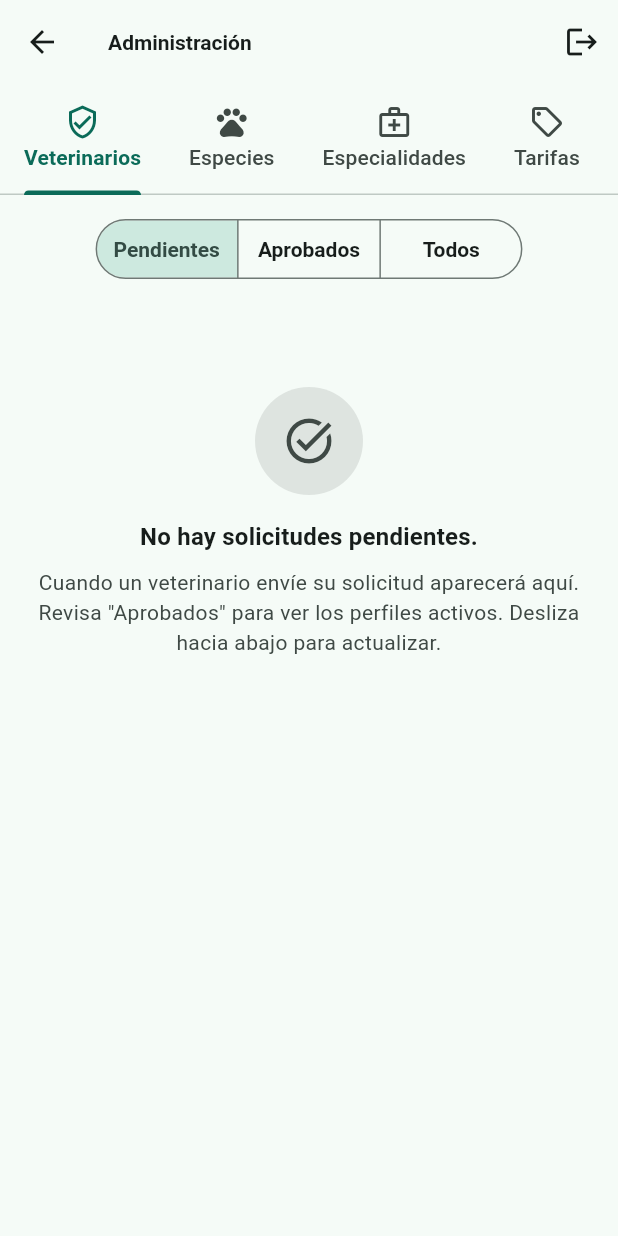
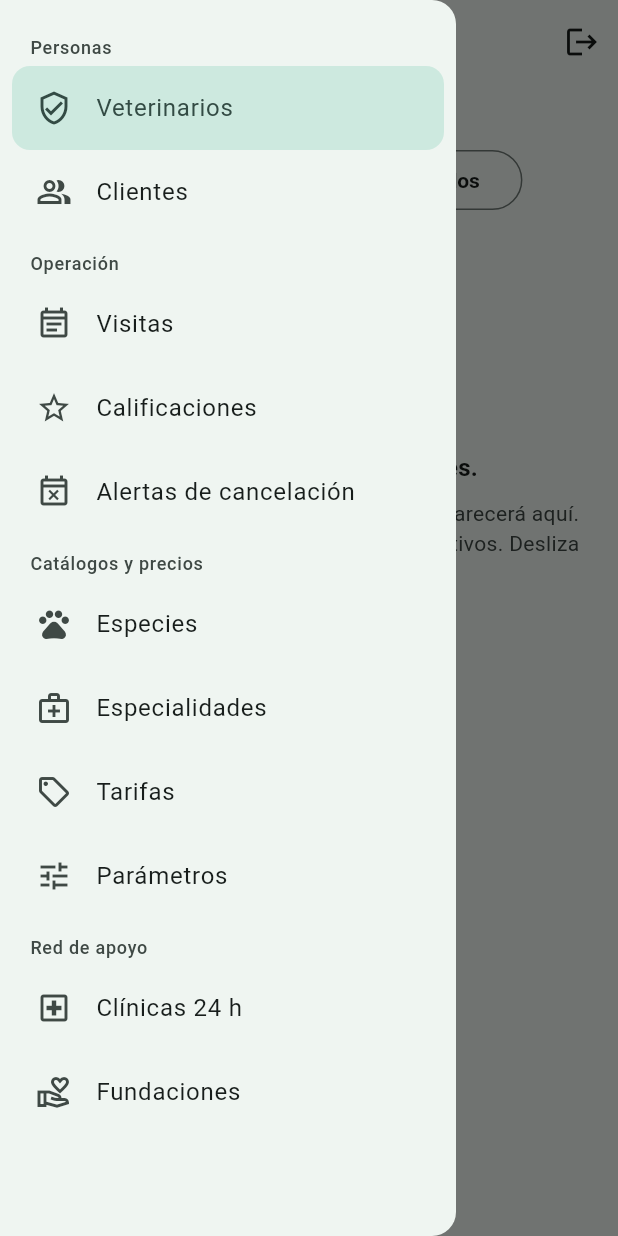
Before and after one commit to delayeezy21/proyecto_felix, a Flutter app: the AdminHomeView screen opened directly, with the side drawer open (before the commit the screen has no drawer), on a phone screen of 412 x 824 dp. Run offline on Flutter 3.47's test engine with Material 3 defaults, Android fonts, the phone set to English and light mode, and no system bars; our stand-ins replace file_picker, flutter_map, flutter_riverpod, geolocator, go_router, google_maps_flutter and 4 more; missing offline and left inert: dart:js_interop, file_picker_web; accounts and stored records are empty.

Commit message:
Admin: sección Clientes y menú vertical (fase 12)
- RPC admin_list_owners y admin_owner_detail: contacto y agregados, sin
  mascotas, direcciones, plan ni visitas; cuentas en borrado sin datos
  personales (22023 counterpart_blocked). pgTAP 220 (18 casos), 1098/1098.
- Panel del admin con menú vertical agrupado: fijo a la izquierda desde
  900 px (web/Windows) y en un panel lateral en teléfonos.
- AdminClientsTab: búsqueda y detalle del cliente.
- Tests navegan con openAdminSection; Flutter 426/426.

Co-Authored-By: Claude Opus 5.5 <noreply@anthropic.com>
Claude-Session: https://claude.ai/code/session_01BrBftsT2SHGitMcHWakdv3

```diff
--- a/lib/data/providers.dart
+++ b/lib/data/providers.dart
@@ -1,4 +1,5 @@
 import 'package:flutter_riverpod/flutter_riverpod.dart';
+import 'package:proyecto_felix/data/repositories/admin_client_repository.dart';
 import 'package:proyecto_felix/data/repositories/auth_repository.dart';
 import 'package:proyecto_felix/data/repositories/catalog_repository.dart';
 import 'package:proyecto_felix/data/repositories/clinical_repository.dart';
@@ -106,3 +107,7 @@ final subscriptionRepositoryProvider = Provider<SubscriptionRepository>(
 final liveLocationServiceProvider = Provider<LiveLocationService>(
   (ref) => SupabaseLiveLocationService(ref.watch(supabaseClientProvider)),
 );
+
+final adminClientRepositoryProvider = Provider<AdminClientRepository>(
+  (ref) => SupabaseAdminClientRepository(ref.watch(supabaseClientProvider)),
+);
--- a/lib/ui/core/feedback.dart
+++ b/lib/ui/core/feedback.dart
@@ -1,5 +1,6 @@
 import 'package:flutter/material.dart';
 import 'package:proyecto_felix/data/maps/geocoding_adapter.dart';
+import 'package:proyecto_felix/data/repositories/admin_client_repository.dart';
 import 'package:proyecto_felix/data/repositories/catalog_repository.dart';
 import 'package:proyecto_felix/data/repositories/clinical_repository.dart';
 import 'package:proyecto_felix/data/repositories/owner_repositories.dart';
@@ -22,6 +23,7 @@ String friendlyError(Object error) => switch (error) {
   PrivacyFailure(:final message) => message,
   RatingFailure(:final message) => message,
   SubscriptionFailure(:final message) => message,
+  AdminClientFailure(:final message) => message,
   AccountBlockedException(:final message) => message,
   _ => 'No se pudo completar la acción. Inténtalo de nuevo.',
 };
--- a/lib/ui/features/admin/views/admin_home_view.dart
+++ b/lib/ui/features/admin/views/admin_home_view.dart
@@ -9,24 +9,110 @@ import 'package:proyecto_felix/ui/core/catalog_providers.dart';
 import 'package:proyecto_felix/ui/core/empty_state.dart';
 import 'package:proyecto_felix/ui/core/info_banner.dart';
 import 'package:proyecto_felix/ui/features/admin/view_models/admin_catalog_providers.dart';
+import 'package:proyecto_felix/ui/features/admin/views/admin_clients_tab.dart';
 import 'package:proyecto_felix/ui/features/admin/views/admin_foundations_tab.dart';
 import 'package:proyecto_felix/ui/features/admin/views/admin_ratings_tab.dart';
 import 'package:proyecto_felix/ui/features/admin/views/admin_vet_review_view.dart';
 import 'package:proyecto_felix/ui/features/admin/views/admin_visits_tab.dart';
 import 'package:proyecto_felix/ui/features/auth/view_models/auth_controller.dart';
 
-/// Panel del administrador: catálogos, tarifas, parámetros, clínicas 24 h y
-/// fundaciones, y un resumen agregado de visitas (sin datos personales).
-class AdminHomeView extends ConsumerWidget {
+/// Secciones del panel, agrupadas para el menú vertical.
+enum AdminSection {
+  vets('Veterinarios', Icons.verified_user_outlined, 'Personas'),
+  clients('Clientes', Icons.people_alt_outlined, 'Personas'),
+  visits('Visitas', Icons.event_note_outlined, 'Operación'),
+  ratings('Calificaciones', Icons.star_outline, 'Operación'),
+  cancelAlerts(
+    'Alertas de cancelación',
+    Icons.event_busy_outlined,
+    'Operación',
+  ),
+  species('Especies', Icons.pets, 'Catálogos y precios'),
+  specialties(
+    'Especialidades',
+    Icons.medical_services_outlined,
+    'Catálogos y precios',
+  ),
+  tariffs('Tarifas', Icons.sell_outlined, 'Catálogos y precios'),
+  pricing('Parámetros', Icons.tune, 'Catálogos y precios'),
+  clinics('Clínicas 24 h', Icons.local_hospital_outlined, 'Red de apoyo'),
+  foundations('Fundaciones', Icons.volunteer_activism_outlined, 'Red de apoyo');
+
+  new(this.label, this.icon, this.group);
+
+  final String label;
+  final IconData icon;
+  final String group;
+
+  Widget get body => switch (this) {
+    vets => const AdminVetApplicationsTab(),
+    clients => const AdminClientsTab(),
+    visits => const AdminVisitsTab(),
+    ratings => const AdminRatingsTab(),
+    cancelAlerts => const AdminCancelAlertsTab(),
+    species => const _CatalogTab(kind: CatalogKind.species),
+    specialties => const _CatalogTab(kind: CatalogKind.specialties),
+    tariffs => const _TariffsTab(),
+    pricing => const _PricingTab(),
+    clinics => const _ClinicsTab(),
+    foundations => const AdminFoundationsTab(),
+  };
+}
+
+/// Ancho desde el que el menú queda fijo a la izquierda (web y escritorio).
+const adminSidebarBreakpoint = 900.0;
+
+/// Panel del administrador con un menú vertical: fijo a la izquierda en
+/// pantallas anchas (web, Windows) y en un panel lateral en teléfonos.
+class AdminHomeView extends ConsumerStatefulWidget {
   const new({super.key});
 
   @override
-  Widget build(BuildContext context, WidgetRef ref) {
-    return DefaultTabController(
-      length: 10,
-      child: Scaffold(
+  ConsumerState<AdminHomeView> createState() => _AdminHomeViewState();
+}
+
+class _AdminHomeViewState extends ConsumerState<AdminHomeView> {
+  AdminSection _section = AdminSection.vets;
+
+  @override
+  Widget build(BuildContext context) {
+    final wide = MediaQuery.sizeOf(context).width >= adminSidebarBreakpoint;
+    final menu = _AdminMenu(
+      selected: _section,
+      onSelect: (s) {
+        setState(() => _section = s);
+        if (!wide) Navigator.of(context).maybePop();
+      },
+    );
+    return Scaffold(
       appBar: AppBar(
         title: const Text('Administración'),
+        leading: wide
+            ? null
+            : Builder(
+                builder: (context) => IconButton(
+                  key: const Key('admin-menu'),
+                  tooltip: 'Menú',
+                  icon: const Icon(Icons.menu),
+                  onPressed: () => Scaffold.of(context).openDrawer(),
+                ),
+              ),
+        bottom: wide
+            ? null
+            : PreferredSize(
+                preferredSize: const Size.fromHeight(28),
+                child: Padding(
+                  padding: const EdgeInsets.fromLTRB(16, 0, 16, 8),
+                  child: Align(
+                    alignment: Alignment.centerLeft,
+                    child: Text(
+                      _section.label,
+                      key: const Key('admin-section-title'),
+                      style: Theme.of(context).textTheme.titleSmall,
+                    ),
+                  ),
+                ),
+              ),
         actions: [
           IconButton(
             key: const Key('sign-out'),
@@ -36,56 +122,76 @@ class AdminHomeView extends ConsumerWidget {
                 ref.read(authControllerProvider.notifier).signOut(),
           ),
         ],
-          bottom: const TabBar(
-            isScrollable: true,
-            tabs: [
-              Tab(
-                icon: Icon(Icons.verified_user_outlined),
-                text: 'Veterinarios',
       ),
-              Tab(icon: Icon(Icons.pets), text: 'Especies'),
-              Tab(
-                icon: Icon(Icons.medical_services_outlined),
-                text: 'Especialidades',
+      drawer: wide ? null : Drawer(child: SafeArea(child: menu)),
+      body: wide
+          ? Row(
+              crossAxisAlignment: CrossAxisAlignment.stretch,
+              children: [
+                SizedBox(
+                  width: 260,
+                  child: Material(
+                    color: Theme.of(context).colorScheme.surfaceContainerLow,
+                    child: menu,
                   ),
-              Tab(icon: Icon(Icons.sell_outlined), text: 'Tarifas'),
-              Tab(icon: Icon(Icons.tune), text: 'Parámetros'),
-              Tab(
-                icon: Icon(Icons.local_hospital_outlined),
-                text: 'Clínicas 24 h',
                 ),
-              Tab(
-                icon: Icon(Icons.volunteer_activism_outlined),
-                text: 'Fundaciones',
+                const VerticalDivider(width: 1),
+                Expanded(
+                  child: KeyedSubtree(
+                    key: ValueKey(_section),
+                    child: _section.body,
                   ),
-              Tab(icon: Icon(Icons.event_note_outlined), text: 'Visitas'),
-              Tab(icon: Icon(Icons.star_outline), text: 'Calificaciones'),
-              Tab(
-                icon: Icon(Icons.event_busy_outlined),
-                text: 'Alertas de cancelación',
                 ),
               ],
+            )
+          : KeyedSubtree(key: ValueKey(_section), child: _section.body),
+    );
+  }
+}
+
+class _AdminMenu extends StatelessWidget {
+  const new({required this.selected, required this.onSelect});
+
+  final AdminSection selected;
+  final ValueChanged<AdminSection> onSelect;
+
+  @override
+  Widget build(BuildContext context) {
+    final theme = Theme.of(context);
+    String? group;
+    return SingleChildScrollView(
+      key: const Key('admin-nav'),
+      padding: const EdgeInsets.symmetric(vertical: 12, horizontal: 8),
+      child: Column(
+        crossAxisAlignment: CrossAxisAlignment.stretch,
+        children: [
+          for (final s in AdminSection.values) ...[
+            if (s.group != group) ...[
+              Padding(
+                padding: const EdgeInsets.fromLTRB(12, 12, 12, 4),
+                child: Text(
+                  group = s.group,
+                  style: theme.textTheme.labelMedium?.copyWith(
+                    color: theme.colorScheme.onSurfaceVariant,
                   ),
                 ),
-        body: const TabBarView(
-          children: [
-            AdminVetApplicationsTab(),
-            _CatalogTab(kind: CatalogKind.species),
-            _CatalogTab(kind: CatalogKind.specialties),
-            _TariffsTab(),
-            _PricingTab(),
-            _ClinicsTab(),
-            AdminFoundationsTab(),
-            AdminVisitsTab(),
-            AdminRatingsTab(),
-            AdminCancelAlertsTab(),
+              ),
             ],
+            ListTile(
+              key: Key('admin-nav-${s.label}'),
+              leading: Icon(s.icon),
+              title: Text(s.label),
+              selected: s == selected,
+              selectedTileColor: theme.colorScheme.secondaryContainer,
+              selectedColor: theme.colorScheme.onSecondaryContainer,
+              onTap: () => onSelect(s),
             ),
+          ],
+        ],
       ),
     );
   }
 }
-
 // ---------------------------------------------------------------------------
 // Utilidades
 // ---------------------------------------------------------------------------
```
Also changed, not shown: lib/data/repositories/admin_client_repository.dart (added, +80 -0 lines), lib/domain/models/admin_client.dart (added, +110 -0 lines), lib/ui/features/admin/views/admin_clients_tab.dart (added, +302 -0 lines), 13 other files. Lines whose indentation alone changed are shown as unchanged.
